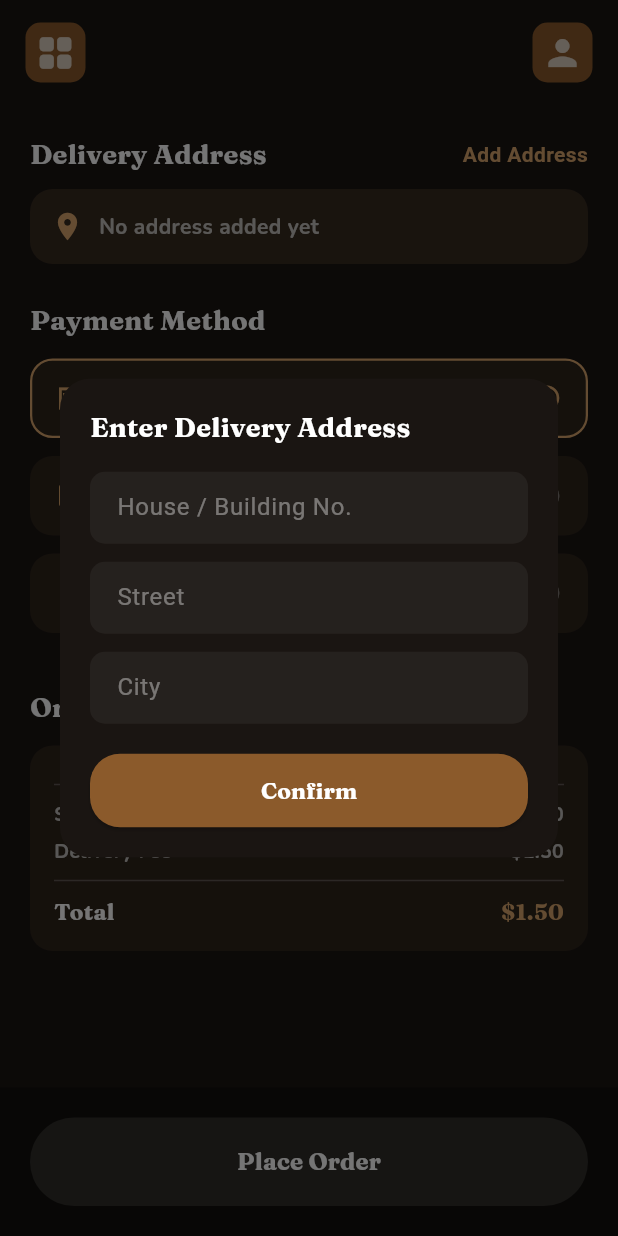
After one commit to Bee-19/CoffeeShop_UI, a Flutter app: the PaymentPage screen opened directly, after a tap on "Add Address", on a phone screen of 412 x 824 dp. The commit adds this screen. Run offline on Flutter 3.47's test engine with Material 3 defaults, Android fonts, the phone set to English and light mode, and no system bars; our stand-ins replace google_fonts.

Commit message:
Payment Screen done

```diff
--- a/lib/CartPage.dart
+++ b/lib/CartPage.dart
@@ -3,6 +3,7 @@ import 'package:coffeeshop_ui/BoldText.dart';
 import 'package:coffeeshop_ui/LightText.dart';
 import 'package:coffeeshop_ui/CartManager.dart';
 import 'package:coffeeshop_ui/Head_Nav.dart';
+import 'package:coffeeshop_ui/PaymentPage.dart';
 
 // Widget used
 // _cartCard(CartEntry entry, int index)
@@ -222,7 +223,10 @@ class _CartPageState extends State<CartPage> {
               onPressed: Entry.isEmpty
                   ? null
                   : () {
-                      // 🔻 hook your real checkout/payment logic here later
+                      Navigator.push(
+                        context,
+                        MaterialPageRoute(builder: (context) => PaymentPage()),
+                      );
                     },
               style: ElevatedButton.styleFrom(
                 backgroundColor: const Color(0xFF8B5A2B),
--- /dev/null
+++ b/lib/PaymentPage.dart
@@ -0,0 +1,360 @@
+import 'package:flutter/material.dart';
+import 'package:coffeeshop_ui/BoldText.dart';
+import 'package:coffeeshop_ui/LightText.dart';
+import 'package:coffeeshop_ui/CartPage.dart';
+import 'package:coffeeshop_ui/CartManager.dart';
+import 'package:coffeeshop_ui/Head_Nav.dart';
+
+// Widget used
+// _addressSection()
+// _openAddressDialog()
+// _paymentMethodTile(String label, IconData icon, int index)
+// _orderSummary(List<CartEntry> entries)
+// _placeOrderBar()
+
+class PaymentPage extends StatefulWidget {
+  const PaymentPage({super.key});
+
+  @override
+  State<PaymentPage> createState() => _PaymentPageState();
+}
+
+class _PaymentPageState extends State<PaymentPage> {
+  int selectedMethod = 0;
+
+  // no address has been entered yet
+  String? deliveryAddress;
+
+  final List<Map<String, dynamic>> paymentMethods = [
+    {'label': 'Cash on Delivery', 'icon': Icons.money},
+    {'label': 'Credit / Debit Card', 'icon': Icons.credit_card},
+    {'label': 'Wallet', 'icon': Icons.account_balance_wallet},
+  ];
+
+  @override
+  Widget build(BuildContext context) {
+    final Entry = CartManager.instance.Entry;
+
+    return Scaffold(
+      backgroundColor: const Color(0xFF1A1512),
+      body: SafeArea(
+        child: Column(
+          children: [
+            Header(),
+            Expanded(
+              child: SingleChildScrollView(
+                padding: const EdgeInsets.all(20),
+                child: Column(
+                  crossAxisAlignment: CrossAxisAlignment.start,
+                  children: [
+                    _addressSection(),
+                    const SizedBox(height: 25),
+
+                    BoldText(
+                      text: 'Payment Method',
+                      size: 18,
+                      color: Colors.white,
+                    ),
+                    const SizedBox(height: 12),
+                    ...List.generate(paymentMethods.length, (index) {
+                      return _paymentMethodTile(
+                        paymentMethods[index]['label'],
+                        paymentMethods[index]['icon'],
+                        index,
+                      );
+                    }),
+                    const SizedBox(height: 25),
+
+                    BoldText(
+                      text: 'Order Summary',
+                      size: 18,
+                      color: Colors.white,
+                    ),
+                    const SizedBox(height: 12),
+                    _orderSummary(Entry),
+                  ],
+                ),
+              ),
+            ),
+            _placeOrderBar(Entry),
+          ],
+        ),
+      ),
+    );
+  }
+
+  // Delivery address popup
+  Widget _addressSection() {
+    return Column(
+      crossAxisAlignment: CrossAxisAlignment.start,
+      children: [
+        Row(
+          mainAxisAlignment: MainAxisAlignment.spaceBetween,
+          children: [
+            BoldText(text: 'Delivery Address', size: 18, color: Colors.white),
+            GestureDetector(
+              onTap: _openAddressDialog, // the popup form
+              child: Text(
+                deliveryAddress == null ? 'Add Address' : 'Change',
+                style: const TextStyle(
+                  color: Color(0xFFD9A66C),
+                  fontWeight: FontWeight.w600,
+                  fontSize: 14,
+                ),
+              ),
+            ),
+          ],
+        ),
+        const SizedBox(height: 10),
+        Container(
+          width: double.infinity,
+          padding: const EdgeInsets.all(14),
+          decoration: BoxDecoration(
+            color: const Color(0xFFD9A66C).withValues(alpha: 0.15),
+            borderRadius: BorderRadius.circular(15),
+          ),
+          child: Row(
+            children: [
+              const Icon(Icons.location_on, color: Color(0xFFD9A66C), size: 22),
+              const SizedBox(width: 10),
+              Expanded(
+                child: LightText(
+                  text: deliveryAddress ?? 'No address added yet',
+                  size: 14,
+                  color: Colors.white70,
+                ),
+              ),
+            ],
+          ),
+        ),
+      ],
+    );
+  }
+
+  // Entering address details
+  void _openAddressDialog() {
+    final houseController = TextEditingController();
+    final streetController = TextEditingController();
+    final cityController = TextEditingController();
+
+    showDialog(
+      context: context,
+      builder: (context) {
+        return Dialog(
+          backgroundColor: const Color(0xFF1A1512),
+          shape: RoundedRectangleBorder(
+            borderRadius: BorderRadius.circular(20),
+          ),
+          child: Padding(
+            padding: const EdgeInsets.all(20),
+            child: Column(
+              mainAxisSize:
+                  MainAxisSize.min, // dialog only as tall as its content
+              crossAxisAlignment: CrossAxisAlignment.start,
+              children: [
+                BoldText(
+                  text: 'Enter Delivery Address',
+                  size: 18,
+                  color: Colors.white,
+                ),
+                const SizedBox(height: 16),
+
+                _addressField(houseController, 'House / Building No.'),
+                const SizedBox(height: 12),
+                _addressField(streetController, 'Street'),
+                const SizedBox(height: 12),
+                _addressField(cityController, 'City'),
+                const SizedBox(height: 20),
+
+                SizedBox(
+                  width: double.infinity,
+                  child: ElevatedButton(
+                    onPressed: () {
+                      // combine the three fields string,
+                      // skipping empty ones
+                      final parts = [
+                        houseController.text,
+                        streetController.text,
+                        cityController.text,
+                      ].where((part) => part.trim().isNotEmpty);
+
+                      setState(() {
+                        deliveryAddress = parts.join(', ');
+                      });
+
+                      Navigator.pop(context); // closes the popup
+                    },
+                    style: ElevatedButton.styleFrom(
+                      backgroundColor: const Color(0xFF8B5A2B),
+                      padding: const EdgeInsets.symmetric(vertical: 14),
+                      shape: RoundedRectangleBorder(
+                        borderRadius: BorderRadius.circular(20),
+                      ),
+                    ),
+                    child: BoldText(
+                      text: 'Confirm',
+                      size: 15,
+                      color: Colors.white,
+                    ),
+                  ),
+                ),
+              ],
+            ),
+          ),
+        );
+      },
+    );
+  }
+
+  // one text input field — used 3 times above
+  Widget _addressField(TextEditingController controller, String hint) {
+    return TextField(
+      controller: controller,
+      style: const TextStyle(color: Colors.white),
+      decoration: InputDecoration(
+        hintText: hint,
+        hintStyle: const TextStyle(color: Colors.white38),
+        filled: true,
+        fillColor: Colors.white.withValues(alpha: 0.05),
+        border: OutlineInputBorder(
+          borderRadius: BorderRadius.circular(10),
+          borderSide: BorderSide.none,
+        ),
+        contentPadding: const EdgeInsets.symmetric(
+          horizontal: 14,
+          vertical: 12,
+        ),
+      ),
+    );
+  }
+
+  // One selectable payment method
+  Widget _paymentMethodTile(String label, IconData icon, int index) {
+    final selected = selectedMethod == index;
+    return GestureDetector(
+      onTap: () => setState(() => selectedMethod = index),
+      child: Container(
+        margin: const EdgeInsets.only(bottom: 12),
+        padding: const EdgeInsets.symmetric(horizontal: 16, vertical: 14),
+        decoration: BoxDecoration(
+          color: const Color(0xFFD9A66C).withValues(alpha: 0.1),
+          borderRadius: BorderRadius.circular(15),
+          border: Border.all(
+            color: selected ? const Color(0xFFD9A66C) : Colors.transparent,
+            width: 1.5,
+          ),
+        ),
+        child: Row(
+          children: [
+            Icon(icon, color: const Color(0xFFD9A66C), size: 22),
+            const SizedBox(width: 12),
+            Expanded(
+              child: LightText(text: label, size: 14, color: Colors.white),
+            ),
+            Icon(
+              selected ? Icons.radio_button_checked : Icons.radio_button_off,
+              color: selected ? const Color(0xFFD9A66C) : Colors.white38,
+              size: 20,
+            ),
+          ],
+        ),
+      ),
+    );
+  }
+
+  // Order summary
+  Widget _orderSummary(List<CartEntry> entries) {
+    const double deliveryFee = 1.50;
+    final subtotal = CartManager.instance.totalPrice;
+    final total = subtotal + deliveryFee;
+
+    return Container(
+      width: double.infinity,
+      padding: const EdgeInsets.all(16),
+      decoration: BoxDecoration(
+        color: const Color(0xFFD9A66C).withValues(alpha: 0.1),
+        borderRadius: BorderRadius.circular(15),
+      ),
+      child: Column(
+        children: [
+          ...entries.map((entry) {
+            return Padding(
+              padding: const EdgeInsets.only(bottom: 8),
+              child: Row(
+                mainAxisAlignment: MainAxisAlignment.spaceBetween,
+                children: [
+                  Expanded(
+                    child: LightText(
+                      text: '${entry.item.name} x${entry.quantity}',
+                      size: 13,
+                      color: Colors.white70,
+                    ),
+                  ),
+                  LightText(
+                    text: '\$${entry.total.toStringAsFixed(2)}',
+                    size: 13,
+                    color: Colors.white70,
+                  ),
+                ],
+              ),
+            );
+          }),
+          const Divider(color: Colors.white24, height: 20),
+          _summaryRow('Subtotal', subtotal),
+          const SizedBox(height: 6),
+          _summaryRow('Delivery Fee', deliveryFee),
+          const Divider(color: Colors.white24, height: 20),
+          _summaryRow('Total', total, bold: true),
+        ],
+      ),
+    );
+  }
+
+  Widget _summaryRow(String label, double amount, {bool bold = false}) {
+    return Row(
+      mainAxisAlignment: MainAxisAlignment.spaceBetween,
+      children: [
+        bold
+            ? BoldText(text: label, size: 15, color: Colors.white)
+            : LightText(text: label, size: 13, color: Colors.white70),
+        bold
+            ? BoldText(
+                text: '\$${amount.toStringAsFixed(2)}',
+                size: 15,
+                color: const Color(0xFFD9A66C),
+              )
+            : LightText(
+                text: '\$${amount.toStringAsFixed(2)}',
+                size: 13,
+                color: Colors.white70,
+              ),
+      ],
+    );
+  }
+
+  // Place Order
+  Widget _placeOrderBar(List<CartEntry> Entry) {
+    return Container(
+      width: double.infinity,
+      padding: const EdgeInsets.symmetric(horizontal: 20, vertical: 20),
+      decoration: const BoxDecoration(color: Color(0xFF12100D)),
+      child: ElevatedButton(
+        // requires an address
+        onPressed: (Entry.isEmpty || deliveryAddress == null)
+            ? null
+            : () {
+                // order-submission logic
+              },
+        style: ElevatedButton.styleFrom(
+          backgroundColor: const Color(0xFF8B5A2B),
+          padding: const EdgeInsets.symmetric(vertical: 18),
+          minimumSize: const Size(double.infinity, 0),
+          shape: RoundedRectangleBorder(
+            borderRadius: BorderRadius.circular(30),
+          ),
+        ),
+        child: BoldText(text: 'Place Order', size: 16, color: Colors.white),
+      ),
+    );
+  }
+}
```
